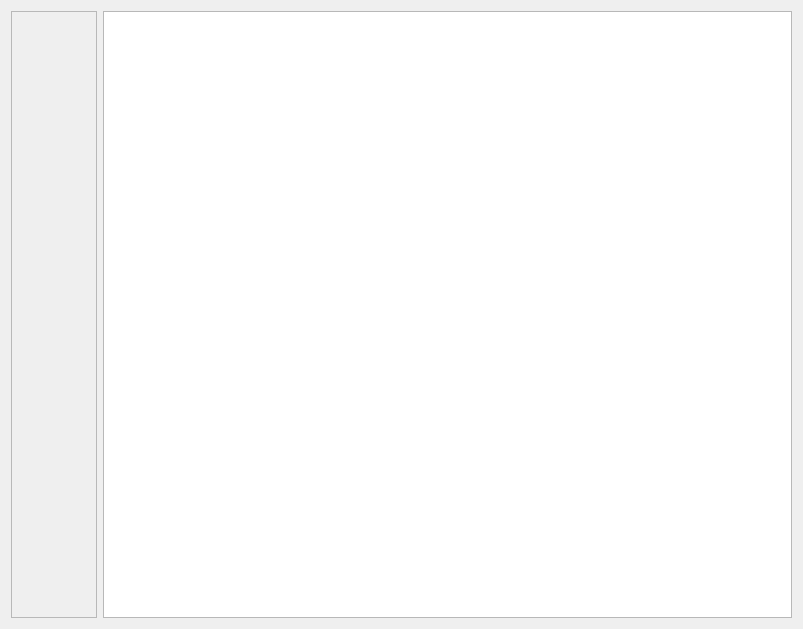
This is forms/textArea.ui in kpicul/OceanEdit-python as Qt 5 draws it before an edit. The edited form follows.
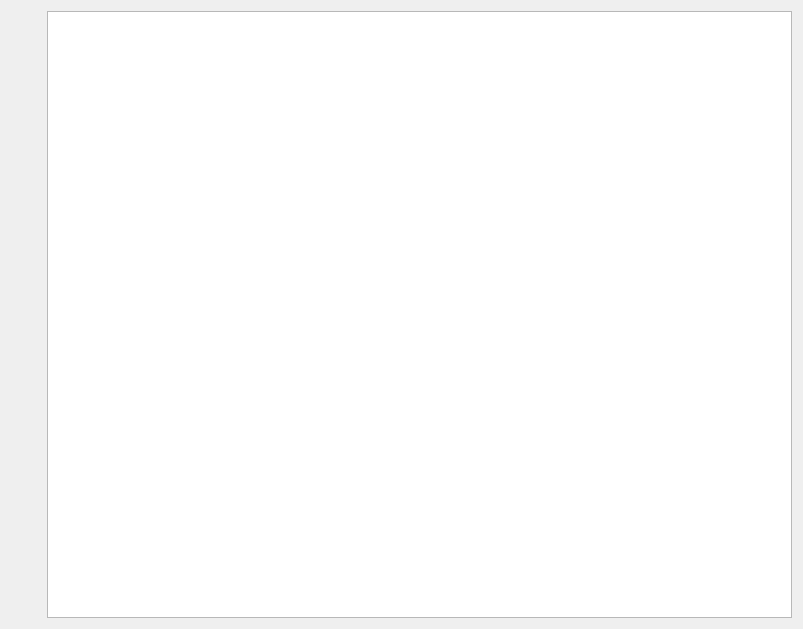
This is the edited form.

Commit message: Adding line number area - work in progress.

Diff of the .ui file:
```diff
--- a/forms/textArea.ui
+++ b/forms/textArea.ui
@@ -15,43 +15,13 @@
   </property>
   <layout class="QHBoxLayout" name="horizontalLayout">
    <item>
-    <widget class="QPlainTextEdit" name="lineNumberArea">
-     <property name="enabled">
-      <bool>false</bool>
-     </property>
-     <property name="sizePolicy">
-      <sizepolicy hsizetype="Preferred" vsizetype="Expanding">
-       <horstretch>0</horstretch>
-       <verstretch>0</verstretch>
-      </sizepolicy>
-     </property>
+    <widget class="QWidget" name="lineNumberArea" native="true">
      <property name="minimumSize">
       <size>
-       <width>0</width>
+       <width>30</width>
        <height>0</height>
       </size>
      </property>
-     <property name="maximumSize">
-      <size>
-       <width>16777215</width>
-       <height>16777215</height>
-      </size>
-     </property>
-     <property name="baseSize">
-      <size>
-       <width>0</width>
-       <height>0</height>
-      </size>
-     </property>
-     <property name="verticalScrollBarPolicy">
-      <enum>Qt::ScrollBarAlwaysOff</enum>
-     </property>
-     <property name="horizontalScrollBarPolicy">
-      <enum>Qt::ScrollBarAlwaysOff</enum>
-     </property>
-     <property name="sizeAdjustPolicy">
-      <enum>QAbstractScrollArea::AdjustToContents</enum>
-     </property>
     </widget>
    </item>
    <item>
```
The commit also changes 1 other file.
